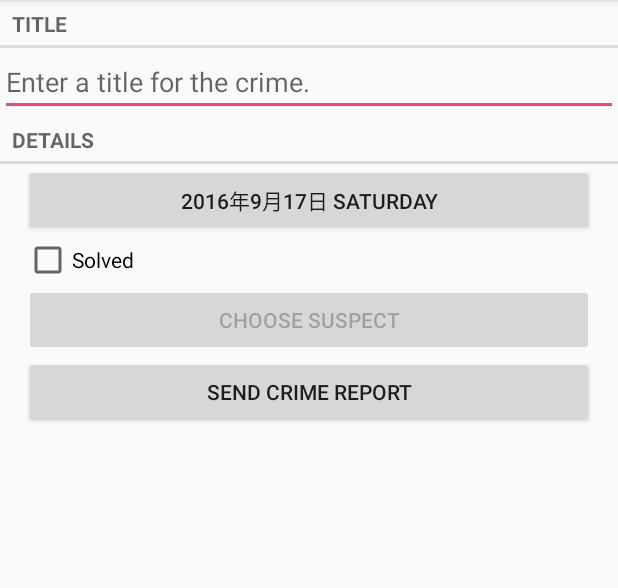
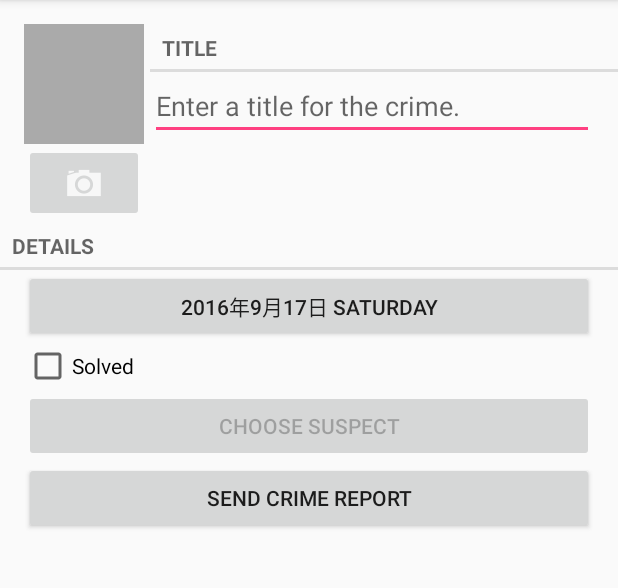
Before and after one commit to Sapeu/-, an Android app: the CrimePagerActivity screen opened directly, with no data from a screen before it, on a phone screen of 412 x 824 dp, the part 84-672 px from its top. Run offline under Robolectric (Android 15) with nearby library versions, the phone set to English and light mode, and no system bars.

Commit message:
学习使用Intent 拍照
Signed-off-by: Sapeu <707189200@qq.com>

```diff
--- a/CriminalIntent/app/src/main/AndroidManifest.xml
+++ b/CriminalIntent/app/src/main/AndroidManifest.xml
@@ -2,6 +2,8 @@
 <manifest xmlns:android="http://schemas.android.com/apk/res/android"
           package="com.sapeu.android.criminalintent">
 
+    <uses-permission android:name="android.permission.READ_EXTERNAL_STORAGE" android:maxSdkVersion="18"/>
+    <!--<uses-feature android:name="android.hardware.camera" android:required="false"/>-->
     <application
         android:allowBackup="true"
         android:icon="@mipmap/ic_launcher"
--- a/CriminalIntent/app/src/main/java/com/sapeu/android/criminalintent/Crime.java
+++ b/CriminalIntent/app/src/main/java/com/sapeu/android/criminalintent/Crime.java
@@ -63,4 +63,8 @@ public class Crime {
     public void setSuspect(String suspect) {
         mSuspect = suspect;
     }
+
+    public String getPhotoFilename(){
+        return "IMG_" + getId().toString() + ".jpg";
+    }
 }
--- a/CriminalIntent/app/src/main/java/com/sapeu/android/criminalintent/CrimeFragment.java
+++ b/CriminalIntent/app/src/main/java/com/sapeu/android/criminalintent/CrimeFragment.java
@@ -5,9 +5,11 @@ import android.app.DatePickerDialog;
 import android.content.Intent;
 import android.content.pm.PackageManager;
 import android.database.Cursor;
+import android.graphics.Bitmap;
 import android.net.Uri;
 import android.os.Bundle;
 import android.provider.ContactsContract;
+import android.provider.MediaStore;
 import android.support.annotation.Nullable;
 import android.support.v4.app.DialogFragment;
 import android.support.v4.app.Fragment;
@@ -24,7 +26,10 @@ import android.widget.Button;
 import android.widget.CheckBox;
 import android.widget.CompoundButton;
 import android.widget.EditText;
+import android.widget.ImageButton;
+import android.widget.ImageView;
 
+import java.io.File;
 import java.util.Date;
 import java.util.UUID;
 
@@ -36,6 +41,7 @@ public class CrimeFragment extends Fragment {
     private static final String DIALOG_DATE = "DialogDate";
     private static final int REQUEST_DATE = 0;
     private static final int REQUEST_CONTACT = 1;
+    private static final int REQUEST_PHOTO = 2;
     private static final String TAG = "CrimeFragment";
     private Crime mCrime;
     private EditText mTitleField;
@@ -43,6 +49,9 @@ public class CrimeFragment extends Fragment {
     private CheckBox mSolvedCheckBox;
     private Button mReportButtoon;
     private Button mSuspectButton;
+    private ImageButton mPhotoButton;
+    private ImageView mPhotoView;
+    private File mPhotoFile;
 
     public static CrimeFragment newInstance(UUID crimeId) {
         Bundle args = new Bundle();
@@ -64,6 +73,7 @@ public class CrimeFragment extends Fragment {
 //        UUID crimeId = (UUID) getActivity().getIntent().getSerializableExtra(CrimeActivity.EXTRA_CRIME_ID);
         UUID crimeId = (UUID) getArguments().getSerializable(ARG_CRIME_ID);
         mCrime = CrimeLab.get(getActivity()).getCrime(crimeId);
+        mPhotoFile = CrimeLab.get(getActivity()).getPhotoFile(mCrime);
     }
 
     @Nullable
@@ -158,6 +168,25 @@ public class CrimeFragment extends Fragment {
             mSuspectButton.setEnabled(false);
         }
 
+        mPhotoButton = (ImageButton) v.findViewById(R.id.crime_camera);
+        final Intent captureImage = new Intent(MediaStore.ACTION_IMAGE_CAPTURE);
+        boolean canTakePhoto = mPhotoFile != null && captureImage.resolveActivity(packageManager) != null;
+        mPhotoButton.setEnabled(canTakePhoto);
+
+        if (canTakePhoto) {
+            Uri uri = Uri.fromFile(mPhotoFile);
+            captureImage.putExtra(MediaStore.EXTRA_OUTPUT, uri);
+        }
+
+        mPhotoButton.setOnClickListener(new View.OnClickListener() {
+            @Override
+            public void onClick(View view) {
+                startActivityForResult(captureImage, REQUEST_PHOTO);
+            }
+        });
+
+        mPhotoView = (ImageView) v.findViewById(R.id.crime_photo);
+        updatePhotoView();
         return v;
     }
 
@@ -192,6 +221,8 @@ public class CrimeFragment extends Fragment {
             } finally {
                 c.close();
             }
+        } else if (requestCode == REQUEST_PHOTO) {
+            updatePhotoView();
         }
     }
 
@@ -226,4 +257,13 @@ public class CrimeFragment extends Fragment {
         String report = getString(R.string.crime_report, mCrime.getTitle(), dateString, solvedString, suspect);
         return report;
     }
+
+    private void updatePhotoView() {
+        if (null == mPhotoFile || !mPhotoFile.exists()) {
+            mPhotoView.setImageDrawable(null);
+        } else {
+            Bitmap bitmap = PictureUtils.getScaledBitmap(mPhotoFile.getPath(), getActivity());
+            mPhotoView.setImageBitmap(bitmap);
+        }
+    }
 }
--- a/CriminalIntent/app/src/main/java/com/sapeu/android/criminalintent/CrimeLab.java
+++ b/CriminalIntent/app/src/main/java/com/sapeu/android/criminalintent/CrimeLab.java
@@ -5,11 +5,13 @@ import android.content.Context;
 import android.database.Cursor;
 import android.database.CursorWrapper;
 import android.database.sqlite.SQLiteDatabase;
+import android.os.Environment;
 
 import com.sapeu.android.criminalintent.database.CrimeBaseHelper;
 import com.sapeu.android.criminalintent.database.CrimeDbSchema;
 import com.sapeu.android.criminalintent.database.CrimeDbSchema.CrimeTable;
 
+import java.io.File;
 import java.util.ArrayList;
 import java.util.List;
 import java.util.UUID;
@@ -78,6 +80,14 @@ public class CrimeLab {
         }
     }
 
+    public File getPhotoFile(Crime crime){
+        File externalFilesDir = mContext.getExternalFilesDir(Environment.DIRECTORY_PICTURES);
+        if (null == externalFilesDir){
+            return null;
+        }
+        return new File(externalFilesDir,crime.getPhotoFilename());
+    }
+
     public void addCrime(Crime crime){
 //        mCrimes.add(c);
         ContentValues values = getContentValues(crime);
--- /dev/null
+++ b/CriminalIntent/app/src/main/java/com/sapeu/android/criminalintent/PictureUtils.java
@@ -0,0 +1,43 @@
+package com.sapeu.android.criminalintent;
+
+import android.app.Activity;
+import android.graphics.Bitmap;
+import android.graphics.BitmapFactory;
+import android.graphics.Point;
+
+/**
+ * Created by Sapeu on 2016/9/17.
+ */
+public class PictureUtils {
+    public static Bitmap getScaledBitmap(String path, int desWidth, int desHeight){
+        // 读取磁盘上的图像的尺寸
+        BitmapFactory.Options options = new BitmapFactory.Options();
+        options.inJustDecodeBounds = true;
+        BitmapFactory.decodeFile(path,options);
+
+        float srcWidth = options.outWidth;
+        float srcHeight = options.outHeight;
+
+        // 计算出需要降低多少比例 >
+        int inSampleSize = 1;
+        if (srcHeight > desHeight || srcWidth > desWidth){
+            if (srcWidth > desHeight){
+                inSampleSize = Math.round(srcHeight / desHeight);
+            } else {
+                inSampleSize = Math.round(srcWidth / desWidth);
+            }
+        }
+
+        options = new BitmapFactory.Options();
+        options.inSampleSize = inSampleSize;
+
+        // 读取图像并生成适合的图像
+        return BitmapFactory.decodeFile(path,options);
+    }
+
+    public static Bitmap getScaledBitmap(String path, Activity activity){
+        Point size = new Point();
+        activity.getWindowManager().getDefaultDisplay().getSize(size);
+        return getScaledBitmap(path,size.x,size.y);
+    }
+}
--- a/CriminalIntent/app/src/main/res/layout-land/fragment_crime.xml
+++ b/CriminalIntent/app/src/main/res/layout-land/fragment_crime.xml
@@ -1,46 +1,36 @@
 <?xml version="1.0" encoding="utf-8"?>
 <LinearLayout xmlns:android="http://schemas.android.com/apk/res/android"
-              android:orientation="vertical"
               android:layout_width="match_parent"
-              android:layout_height="match_parent">
+              android:layout_height="match_parent"
+              android:orientation="vertical">
+
+    <include layout="@layout/view_camera_and_title"/>
 
     <TextView
+        style="?android:listSeparatorTextViewStyle"
         android:layout_width="match_parent"
         android:layout_height="wrap_content"
-        android:text="@string/crime_title_label"
-        style="?android:listSeparatorTextViewStyle"/>
-
-    <EditText
-        android:layout_width="match_parent"
-        android:layout_height="wrap_content"
-        android:id="@+id/crime_title"
-        android:hint="@string/crime_title_hint"/>
-
-    <TextView
-        android:layout_width="match_parent"
-        android:layout_height="wrap_content"
-        android:text="@string/crime_details_label"
-        style="?android:listSeparatorTextViewStyle"/>
+        android:text="@string/crime_details_label"/>
 
     <LinearLayout
-        android:orientation="horizontal"
         android:layout_width="match_parent"
         android:layout_height="wrap_content"
         android:layout_marginLeft="16dp"
-        android:layout_marginRight="16dp">
+        android:layout_marginRight="16dp"
+        android:orientation="horizontal">
 
         <Button
+            android:id="@+id/crime_date"
             android:layout_width="wrap_content"
             android:layout_height="wrap_content"
-            android:id="@+id/crime_date"
             android:layout_weight="1"/>
 
         <CheckBox
+            android:id="@+id/crime_solved"
             android:layout_width="wrap_content"
             android:layout_height="wrap_content"
-            android:id="@+id/crime_solved"
-            android:text="@string/crime_solved_label"
-            android:layout_weight="1"/>
+            android:layout_weight="1"
+            android:text="@string/crime_solved_label"/>
     </LinearLayout>
 
     <LinearLayout
@@ -51,18 +41,18 @@
         android:orientation="horizontal">
 
         <Button
+            android:id="@+id/crime_suspect"
             android:layout_width="wrap_content"
             android:layout_height="wrap_content"
-            android:text="@string/crime_suspect_text"
-            android:id="@+id/crime_suspect"
-            android:layout_weight="1"/>
+            android:layout_weight="1"
+            android:text="@string/crime_suspect_text"/>
 
         <Button
+            android:id="@+id/crime_report"
             android:layout_width="wrap_content"
             android:layout_height="wrap_content"
-            android:text="@string/crime_report_text"
-            android:id="@+id/crime_report"
-            android:layout_weight="1"/>
+            android:layout_weight="1"
+            android:text="@string/crime_report_text"/>
 
     </LinearLayout>
 
--- a/CriminalIntent/app/src/main/res/layout/fragment_crime.xml
+++ b/CriminalIntent/app/src/main/res/layout/fragment_crime.xml
@@ -4,7 +4,7 @@
               android:layout_width="match_parent"
               android:layout_height="match_parent">
 
-    <TextView
+    <!--<TextView
         android:layout_width="match_parent"
         android:layout_height="wrap_content"
         android:text="@string/crime_title_label"
@@ -14,7 +14,9 @@
         android:layout_width="match_parent"
         android:layout_height="wrap_content"
         android:id="@+id/crime_title"
-        android:hint="@string/crime_title_hint"/>
+        android:hint="@string/crime_title_hint"/>-->
+
+    <include layout="@layout/view_camera_and_title"/>
 
     <TextView
         android:layout_width="match_parent"
--- /dev/null
+++ b/CriminalIntent/app/src/main/res/layout/view_camera_and_title.xml
@@ -0,0 +1,50 @@
+<?xml version="1.0" encoding="utf-8"?>
+<LinearLayout xmlns:android="http://schemas.android.com/apk/res/android"
+              android:layout_width="match_parent"
+              android:layout_height="wrap_content"
+              android:layout_marginLeft="16dp"
+              android:layout_marginTop="16dp"
+              android:orientation="horizontal">
+
+    <LinearLayout
+        android:layout_width="wrap_content"
+        android:layout_height="wrap_content"
+        android:layout_marginRight="4dp"
+        android:orientation="vertical">
+
+        <ImageView
+            android:id="@+id/crime_photo"
+            android:layout_width="80dp"
+            android:layout_height="80dp"
+            android:background="@android:color/darker_gray"
+            android:cropToPadding="true"
+            android:scaleType="centerInside"/>
+
+        <ImageButton
+            android:id="@+id/crime_camera"
+            android:layout_width="match_parent"
+            android:layout_height="wrap_content"
+            android:src="@drawable/ic_menu_camera"/>
+    </LinearLayout>
+
+    <LinearLayout
+        android:layout_width="match_parent"
+        android:layout_height="wrap_content"
+        android:layout_weight="1"
+        android:orientation="vertical">
+
+        <TextView
+            style="?android:listSeparatorTextViewStyle"
+            android:layout_width="match_parent"
+            android:layout_height="wrap_content"
+            android:text="@string/crime_title_label"/>
+
+        <EditText
+            android:id="@+id/crime_title"
+            android:layout_width="match_parent"
+            android:layout_height="wrap_content"
+            android:layout_marginRight="16dp"
+            android:hint="@string/crime_title_hint"/>
+    </LinearLayout>
+
+</LinearLayout>
```
Also changed, not shown: CriminalIntent/app/src/main/res/drawable-hdpi/ic_menu_camera.png (added), CriminalIntent/app/src/main/res/drawable-mdpi/ic_menu_camera.png (added), CriminalIntent/app/src/main/res/drawable-xhdpi/ic_menu_camera.png (added), CriminalIntent/app/src/main/res/drawable-xxhdpi/ic_menu_camera.png (added).
